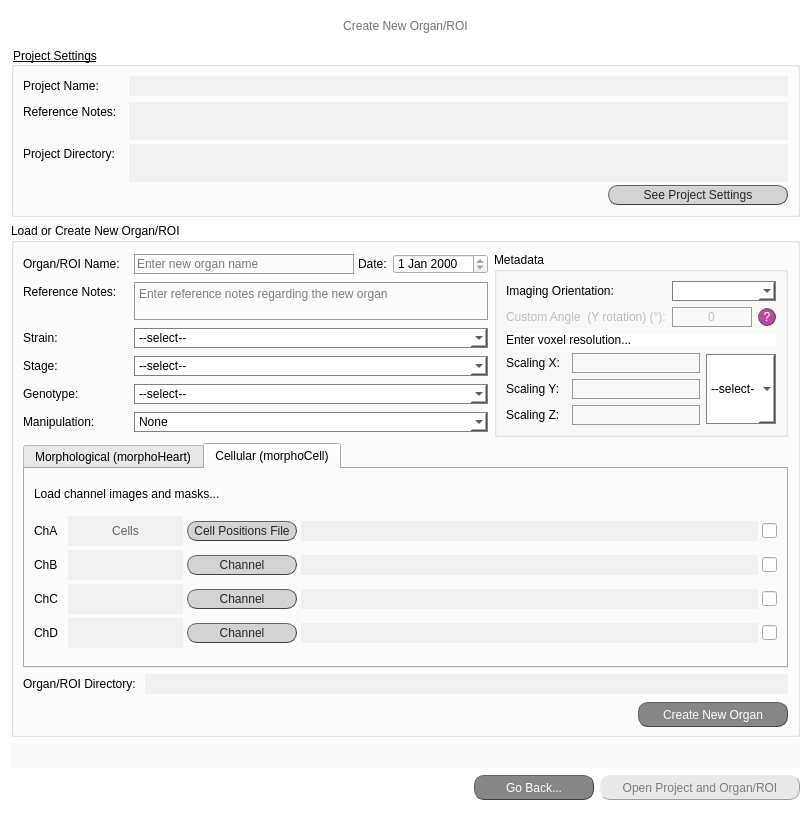
Old version of the form src/gui/ui/create_organ_screen.ui in the repository jsanchez679/morphoHeart_rev.
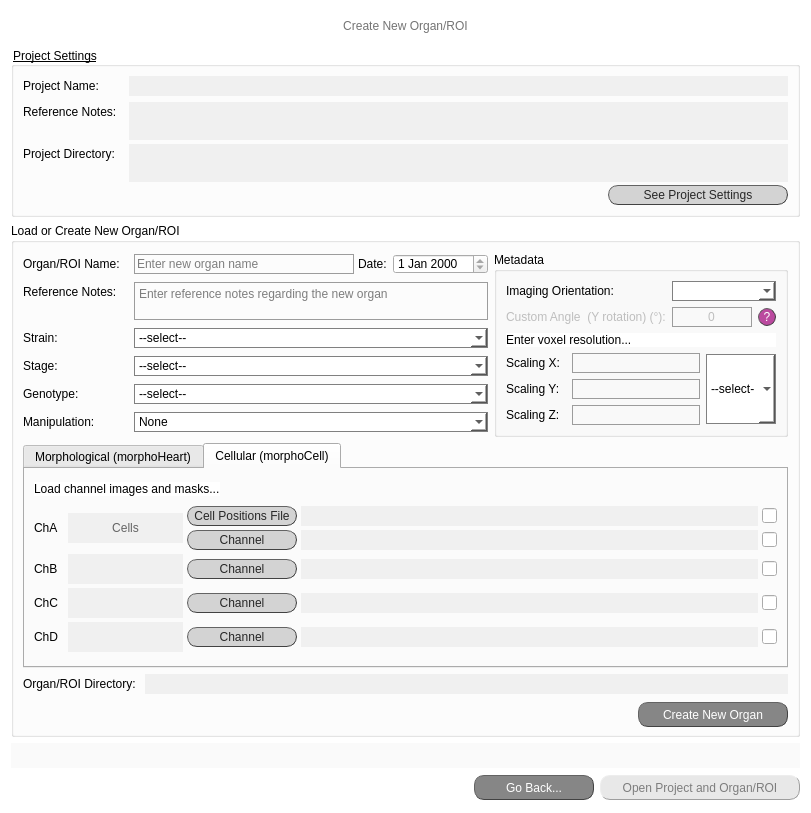
New version of the form.

Commit message:
Connecting morphoCell (new proj and new organ)
Just added button for image file of cells - continue from there to know res for positioning cells

Diff of the .ui file:
```diff
--- a/src/gui/ui/create_organ_screen.ui
+++ b/src/gui/ui/create_organ_screen.ui
@@ -3119,6 +3119,135 @@
                   </item>
                  </layout>
                 </item>
+                <item>
+                 <layout class="QHBoxLayout" name="hLayout_Ch1mk_2">
+                  <property name="spacing">
+                   <number>4</number>
+                  </property>
+                  <property name="sizeConstraint">
+                   <enum>QLayout::SetFixedSize</enum>
+                  </property>
+                  <item>
+                   <widget class="QPushButton" name="browse_mask_chA">
+                    <property name="sizePolicy">
+                     <sizepolicy hsizetype="Fixed" vsizetype="Fixed">
+                      <horstretch>0</horstretch>
+                      <verstretch>0</verstretch>
+                     </sizepolicy>
+                    </property>
+                    <property name="minimumSize">
+                     <size>
+                      <width>110</width>
+                      <height>20</height>
+                     </size>
+                    </property>
+                    <property name="maximumSize">
+                     <size>
+                      <width>60</width>
+                      <height>20</height>
+                     </size>
+                    </property>
+                    <property name="styleSheet">
+                     <string notr="true">QPushButton{border-radius:10px;
+border-width: 1px;
+border-style: outset;
+border-color: rgb(66, 66, 66);
+background-color: rgb(211, 211, 211);
+color: rgb(39, 39, 39);
+font: 10pt &quot;Calibri Light&quot;;}
+
+QPushButton:hover{
+background-color: rgba(167, 0, 125, 200);
+border-color: #672146;
+color: rgb(234, 234, 234);
+}
+
+QPushButton:disabled{
+background-color: rgb(232, 232, 232);
+border-color: rgb(158, 158, 158);
+color: rgb(125, 125, 125);
+}
+
+QPushButton:checked{
+background-color: rgb(107, 0, 80);
+border-color: rgb(76, 0, 57);
+color: rgb(234, 234, 234);
+}</string>
+                    </property>
+                    <property name="text">
+                     <string>Channel</string>
+                    </property>
+                   </widget>
+                  </item>
+                  <item>
+                   <widget class="QLabel" name="lab_filled_dir_mask_chA">
+                    <property name="sizePolicy">
+                     <sizepolicy hsizetype="Preferred" vsizetype="Fixed">
+                      <horstretch>0</horstretch>
+                      <verstretch>0</verstretch>
+                     </sizepolicy>
+                    </property>
+                    <property name="minimumSize">
+                     <size>
+                      <width>335</width>
+                      <height>20</height>
+                     </size>
+                    </property>
+                    <property name="maximumSize">
+                     <size>
+                      <width>16777215</width>
+                      <height>20</height>
+                     </size>
+                    </property>
+                    <property name="cursor">
+                     <cursorShape>ArrowCursor</cursorShape>
+                    </property>
+                    <property name="styleSheet">
+                     <string notr="true">font: 25 9pt &quot;Calibri Light&quot;;
+background-color: rgb(240, 240, 240);
+color: rgb(100, 100, 100);</string>
+                    </property>
+                    <property name="text">
+                     <string/>
+                    </property>
+                    <property name="alignment">
+                     <set>Qt::AlignRight|Qt::AlignTrailing|Qt::AlignVCenter</set>
+                    </property>
+                    <property name="indent">
+                     <number>2</number>
+                    </property>
+                   </widget>
+                  </item>
+                  <item>
+                   <widget class="QLineEdit" name="check_mask_chA">
+                    <property name="sizePolicy">
+                     <sizepolicy hsizetype="Fixed" vsizetype="Fixed">
+                      <horstretch>0</horstretch>
+                      <verstretch>0</verstretch>
+                     </sizepolicy>
+                    </property>
+                    <property name="minimumSize">
+                     <size>
+                      <width>15</width>
+                      <height>15</height>
+                     </size>
+                    </property>
+                    <property name="maximumSize">
+                     <size>
+                      <width>15</width>
+                      <height>15</height>
+                     </size>
+                    </property>
+                    <property name="styleSheet">
+                     <string notr="true">border-color: rgb(0, 0, 0);</string>
+                    </property>
+                    <property name="readOnly">
+                     <bool>true</bool>
+                    </property>
+                   </widget>
+                  </item>
+                 </layout>
+                </item>
                </layout>
               </item>
              </layout>
```
The commit also changes 4 other files.
